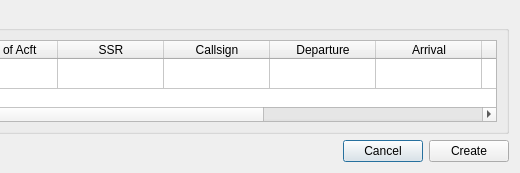
icea-dev/atn-sim-ng, file atn/gui/ui/dlg_traf_run_time.ui: the form before one commit; both pictures show x 284 to 804 and y 0 to 173 of the 804 by 173 pixel window.
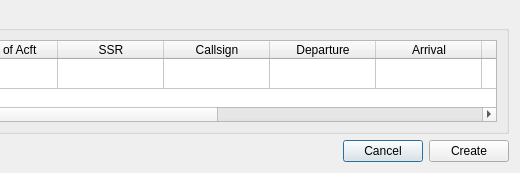
The form after the commit.

Commit message: Finalização da janela de dialogo para criar a aeronave em modo de execução do cenário de simulação.

```diff
--- a/atn/gui/ui/dlg_traf_run_time.ui
+++ b/atn/gui/ui/dlg_traf_run_time.ui
@@ -26,7 +26,7 @@
          <number>1</number>
         </property>
         <property name="columnCount">
-         <number>10</number>
+         <number>11</number>
         </property>
         <attribute name="horizontalHeaderDefaultSectionSize">
          <number>106</number>
@@ -80,6 +80,11 @@
           <string>Speed</string>
          </property>
         </column>
+        <column>
+         <property name="text">
+          <string>Altitude</string>
+         </property>
+        </column>
         <column>
          <property name="text">
           <string>Procedure</string>
```
Left out of the diff: 5 changed lines with no effect on the pictures. The commit also changes 3 other files.
